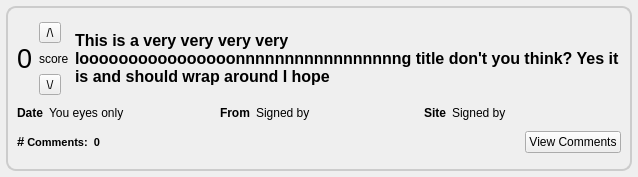
RetroShare/RetroShare, file retroshare-gui/src/gui/Posted/PostedItem.ui: the form before one commit.
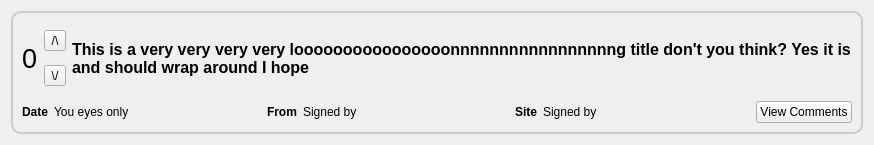
The form after the commit. Custom widgets are drawn as their Qt base class.

Commit message: Improvements to Posted.  - Enabled Voting on PostedItem.  - Moved Ranking / Sorting work to GUI.  - Made Hot/New/Top buttons work.  - Added Paging in.  - Fixed up update display with PostedItems.  - Rework PostedItem layout to make it more compact (still more to do).  - Fixed Bad signature Id warning.  - Disabled Personal Circle selection in GxsGroupDialog until GXS backend is implemented.

Patch:
```diff
--- a/retroshare-gui/src/gui/Posted/PostedItem.ui
+++ b/retroshare-gui/src/gui/Posted/PostedItem.ui
@@ -6,8 +6,8 @@
    <rect>
     <x>0</x>
     <y>0</y>
-    <width>638</width>
-    <height>177</height>
+    <width>874</width>
+    <height>117</height>
    </rect>
   </property>
   <property name="font">
@@ -18,14 +18,11 @@
   <property name="windowTitle">
    <string notr="true"/>
   </property>
-  <layout class="QGridLayout">
-   <property name="margin">
-    <number>6</number>
-   </property>
-   <item row="1" column="0">
+  <layout class="QVBoxLayout" name="verticalLayout_3">
+   <item>
     <widget class="QFrame" name="frame">
      <property name="sizePolicy">
-      <sizepolicy hsizetype="Expanding" vsizetype="Preferred">
+      <sizepolicy hsizetype="Expanding" vsizetype="Minimum">
        <horstretch>0</horstretch>
        <verstretch>0</verstretch>
       </sizepolicy>
@@ -66,13 +63,6 @@
             </property>
            </widget>
           </item>
-          <item>
-           <widget class="QLabel" name="label">
-            <property name="text">
-             <string>score</string>
-            </property>
-           </widget>
-          </item>
           <item>
            <widget class="QToolButton" name="voteDownButton">
             <property name="text">
@@ -113,8 +103,6 @@
       <item>
        <layout class="QHBoxLayout" name="horizontalLayout_2">
         <item>
-         <layout class="QHBoxLayout" name="_4">
-          <item>
            <widget class="QLabel" name="dateBoldLabel">
             <property name="sizePolicy">
              <sizepolicy hsizetype="Preferred" vsizetype="Fixed">
@@ -155,10 +143,6 @@
             </property>
            </widget>
           </item>
-         </layout>
-        </item>
-        <item>
-         <layout class="QHBoxLayout" name="_3">
           <item>
            <widget class="QLabel" name="fromBoldLabel">
             <property name="sizePolicy">
@@ -180,7 +164,7 @@
            </widget>
           </item>
           <item>
-           <widget class="QLabel" name="fromLabel">
+         <widget class="GxsIdLabel" name="fromLabel">
             <property name="sizePolicy">
              <sizepolicy hsizetype="Expanding" vsizetype="Fixed">
               <horstretch>0</horstretch>
@@ -200,10 +184,6 @@
             </property>
            </widget>
           </item>
-         </layout>
-        </item>
-        <item>
-         <layout class="QHBoxLayout" name="_5">
           <item>
            <widget class="QLabel" name="fromBoldLabel_2">
             <property name="sizePolicy">
@@ -245,36 +225,6 @@
             </property>
            </widget>
           </item>
-         </layout>
-        </item>
-       </layout>
-      </item>
-      <item>
-       <layout class="QHBoxLayout" name="horizontalLayout_3" stretch="0,1,0">
-        <item>
-         <widget class="QLabel" name="numCommentsLabel">
-          <property name="text">
-           <string>&lt;!DOCTYPE HTML PUBLIC &quot;-//W3C//DTD HTML 4.0//EN&quot; &quot;http://www.w3.org/TR/REC-html40/strict.dtd&quot;&gt;
-&lt;html&gt;&lt;head&gt;&lt;meta name=&quot;qrichtext&quot; content=&quot;1&quot; /&gt;&lt;style type=&quot;text/css&quot;&gt;
-p, li { white-space: pre-wrap; }
-&lt;/style&gt;&lt;/head&gt;&lt;body style=&quot; font-family:'MS Shell Dlg 2'; font-size:8.25pt; font-weight:400; font-style:normal;&quot;&gt;
-&lt;p style=&quot; margin-top:0px; margin-bottom:0px; margin-left:0px; margin-right:0px; -qt-block-indent:0; text-indent:0px;&quot;&gt;&lt;span style=&quot; font-size:10pt; font-weight:600;&quot;&gt;#&lt;/span&gt;&lt;span style=&quot; font-size:8pt; font-weight:600;&quot;&gt; Comments:  0&lt;/span&gt;&lt;/p&gt;&lt;/body&gt;&lt;/html&gt;</string>
-          </property>
-         </widget>
-        </item>
-        <item>
-         <spacer name="horizontalSpacer">
-          <property name="orientation">
-           <enum>Qt::Horizontal</enum>
-          </property>
-          <property name="sizeHint" stdset="0">
-           <size>
-            <width>288</width>
-            <height>20</height>
-           </size>
-          </property>
-         </spacer>
-        </item>
         <item>
          <widget class="QPushButton" name="commentButton">
           <property name="text">
@@ -289,6 +239,13 @@
    </item>
   </layout>
  </widget>
+ <customwidgets>
+  <customwidget>
+   <class>GxsIdLabel</class>
+   <extends>QLabel</extends>
+   <header>gui/gxs/GxsIdLabel.h</header>
+  </customwidget>
+ </customwidgets>
  <resources/>
  <connections/>
 </ui>
```
Lines whose indentation alone changed are shown as unchanged. The commit also changes 8 other files.
